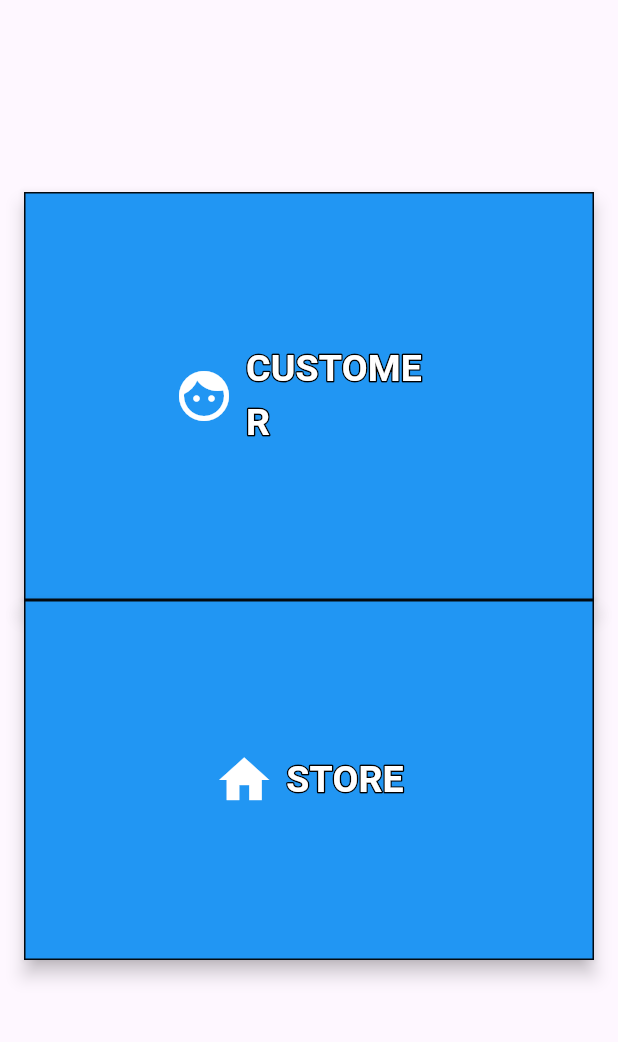
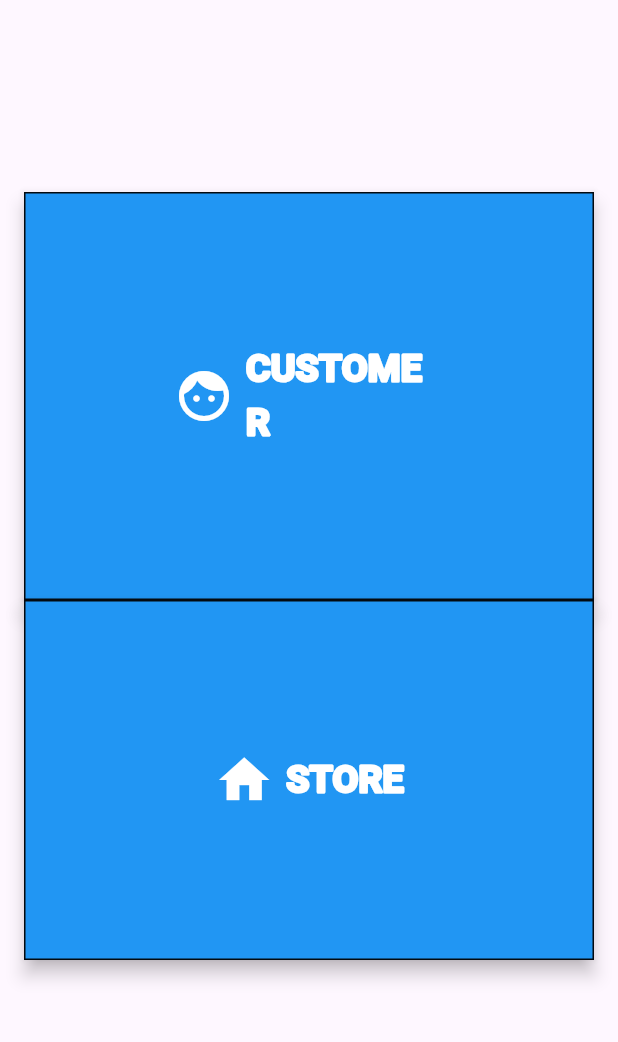
Before and after one commit to TOAroom/Hack_u-PBL, a Flutter app: the screen it shows after launch, on a phone screen of 412 x 824 dp, the part 84-1126 px from its top. Run offline on Flutter 3.47's test engine with Material 3 defaults, Android fonts, the phone set to English and light mode, and no system bars; drawn by our look-alikes of bordered_text; our stand-ins replace flutter_riverpod, go_router, percent_indicator, qr_flutter.

Commit message:
customerとstoreの選択画面のボタンの枠の色を変更

```diff
--- a/lib/customer_OR_store/customer_OR_store.dart
+++ b/lib/customer_OR_store/customer_OR_store.dart
@@ -50,7 +50,7 @@ class Customer_OR_Store extends StatelessWidget {
               //ボタン内の文字の設定
               label: BorderedText(
                 strokeWidth: 2.0,
-                strokeColor: Colors.black,
+                strokeColor: Colors.white,
                 child: const Text(
                   'CUSTOMER',
                   style: TextStyle(
@@ -75,7 +75,7 @@ class Customer_OR_Store extends StatelessWidget {
               //ボタン内の文字の設定
               label: BorderedText(
                 strokeWidth: 2.0,
-                strokeColor: Colors.black,
+                strokeColor: Colors.white,
                 child: const Text(
                   'STORE',
                   style: TextStyle(
```
